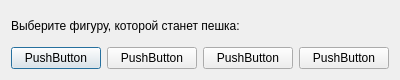
First picture: the form in choise_figure.ui, repository Dyvenes/Chess, before the edit.
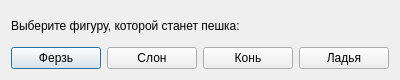
Second picture: the form after the edit.

Commit message: проверка QDialog

The edit to the form file:
```diff
--- a/choise_figure.ui
+++ b/choise_figure.ui
@@ -38,28 +38,28 @@
      <item>
       <widget class="QPushButton" name="pushButton">
        <property name="text">
-        <string>PushButton</string>
+        <string>Ферзь</string>
        </property>
       </widget>
      </item>
      <item>
       <widget class="QPushButton" name="pushButton_2">
        <property name="text">
-        <string>PushButton</string>
+        <string>Слон</string>
        </property>
       </widget>
      </item>
      <item>
       <widget class="QPushButton" name="pushButton_3">
        <property name="text">
-        <string>PushButton</string>
+        <string>Конь</string>
        </property>
       </widget>
      </item>
      <item>
       <widget class="QPushButton" name="pushButton_4">
        <property name="text">
-        <string>PushButton</string>
+        <string>Ладья</string>
        </property>
       </widget>
      </item>
```
The commit also changes 1 other file.
